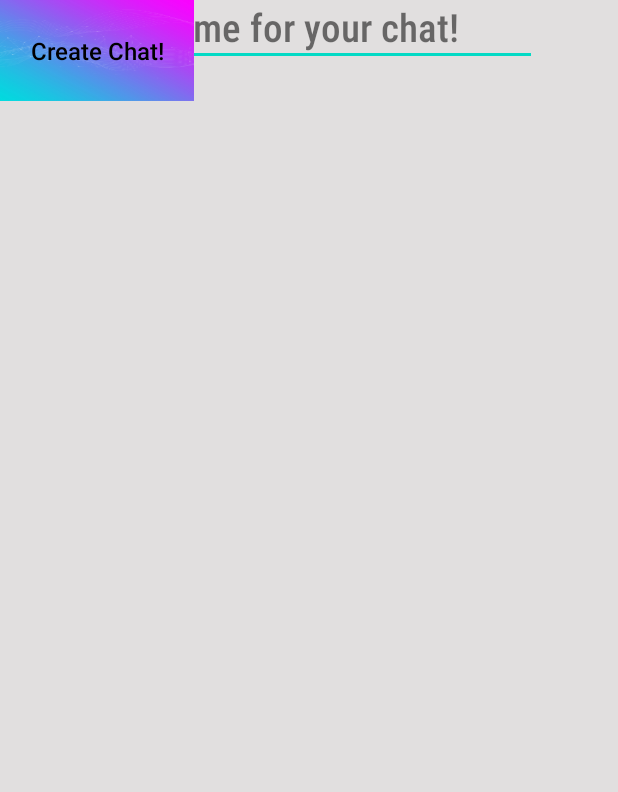
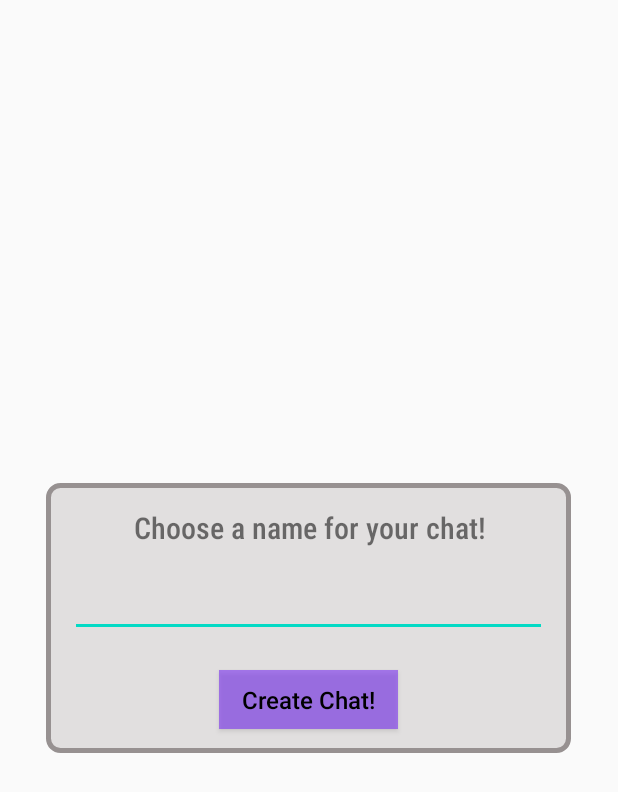
Before and after one commit to 2621/Android_TheComputers--, an Android app: the layout name_group_popup.xml on its own in the app's theme, with its tools: preview values and no code run, on a phone screen of 412 x 824 dp. Shown: the top 792 px of the screen. Run offline under Robolectric (Android 15) with nearby library versions, the light colour scheme and no system bars.

Commit message:
Creation of the popup window that defines a group name

```diff
--- a/app/src/main/res/layout/activity_search.xml
+++ b/app/src/main/res/layout/activity_search.xml
@@ -74,7 +74,7 @@
             android:layout_weight="1"
             android:background="#002DB6AA"
             android:contentDescription="@string/newchat"
-            android:onClick="openChat"
+            android:onClick="nameGroup"
             app:layout_constraintBottom_toBottomOf="parent"
             app:layout_constraintEnd_toEndOf="parent"
             app:layout_constraintTop_toBottomOf="@+id/listViewUser"
--- a/app/src/main/res/layout/name_group_popup.xml
+++ b/app/src/main/res/layout/name_group_popup.xml
@@ -1,41 +1,59 @@
 <?xml version="1.0" encoding="utf-8"?>
 <androidx.constraintlayout.widget.ConstraintLayout xmlns:android="http://schemas.android.com/apk/res/android"
+    xmlns:app="http://schemas.android.com/apk/res-auto"
     xmlns:tools="http://schemas.android.com/tools"
-    android:layout_width="match_parent"
-    android:layout_height="match_parent"
-    android:background="#E1DFDF">
+    android:layout_width="350dp"
+    android:layout_height="180dp"
+    android:layout_gravity="center"
+    android:background="@drawable/message_chat"
+    android:orientation="vertical">
+
+    <EditText
+        android:id="@+id/groupname"
+        android:layout_width="0dp"
+        android:layout_height="0dp"
+        android:layout_marginStart="16dp"
+        android:layout_marginEnd="16dp"
+        android:layout_marginBottom="22dp"
+        android:ems="10"
+        android:fontFamily="sans-serif-condensed-medium"
+        android:inputType="textPersonName"
+        android:textColor="#000000"
+        android:textSize="16sp"
+        app:layout_constraintBottom_toTopOf="@+id/newChat"
+        app:layout_constraintEnd_toEndOf="parent"
+        app:layout_constraintStart_toStartOf="parent"
+        app:layout_constraintTop_toBottomOf="@+id/choosename" />
 
     <TextView
         android:id="@+id/choosename"
         android:layout_width="wrap_content"
         android:layout_height="wrap_content"
+        android:layout_marginTop="16dp"
+        android:layout_marginBottom="19dp"
         android:fontFamily="sans-serif-condensed-medium"
         android:gravity="center_horizontal"
         android:text="Choose a name for your chat!"
-        android:textSize="26sp"
-        tools:layout_editor_absoluteX="54dp"
-        tools:layout_editor_absoluteY="260dp" />
-
-    <EditText
-        android:id="@+id/groupname"
-        android:layout_width="358dp"
-        android:layout_height="44dp"
-        android:ems="10"
-        android:inputType="textPersonName"
         android:textSize="20sp"
-        tools:layout_editor_absoluteX="26dp"
-        tools:layout_editor_absoluteY="343dp" />
+        app:layout_constraintBottom_toTopOf="@+id/groupname"
+        app:layout_constraintEnd_toEndOf="parent"
+        app:layout_constraintStart_toStartOf="parent"
+        app:layout_constraintTop_toTopOf="parent" />
 
     <Button
         android:id="@+id/newChat"
-        android:layout_width="129dp"
-        android:layout_height="67dp"
-        android:background="@mipmap/ic_launcher_coloredback_background"
+        android:layout_width="119dp"
+        android:layout_height="0dp"
+        android:layout_marginBottom="16dp"
+        android:background="#9E7E37F1"
         android:onClick="openChat"
         android:text="Create Chat!"
         android:textAllCaps="false"
         android:textColor="#000000"
         android:textSize="16sp"
-        tools:layout_editor_absoluteX="141dp"
-        tools:layout_editor_absoluteY="443dp" />
+        app:layout_constraintBottom_toBottomOf="parent"
+        app:layout_constraintEnd_toEndOf="parent"
+        app:layout_constraintStart_toStartOf="parent"
+        app:layout_constraintTop_toBottomOf="@+id/groupname" />
+
 </androidx.constraintlayout.widget.ConstraintLayout>
```
Also changed, not shown: app/src/main/java/com/example/thecomputersmm/MainActivity.java (+56 -56 lines), app/src/main/java/com/example/thecomputersmm/Search.java (+12 -11 lines).
